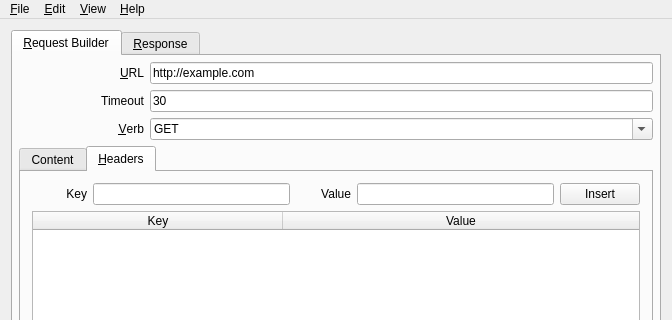
First picture: the form in MainWnd.ui, repository SneWs/Httper, before the edit; both pictures show x 0 to 672 and y 0 to 320 of the 672 by 620 pixel window.
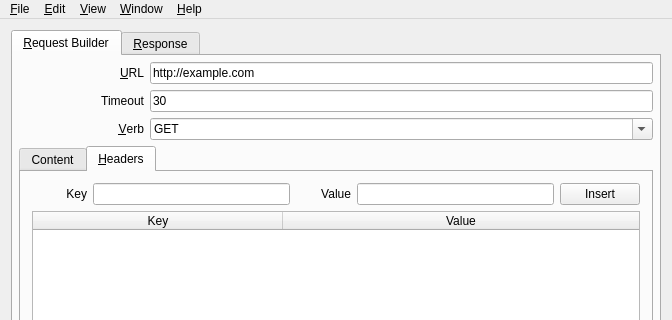
Second picture: the form after the edit. Icons and pictures are not drawn.

Diff of the .ui file:
```diff
--- a/MainWnd.ui
+++ b/MainWnd.ui
@@ -733,7 +733,7 @@
      <x>0</x>
      <y>0</y>
      <width>672</width>
-     <height>25</height>
+     <height>22</height>
     </rect>
    </property>
    <widget class="QMenu" name="miFile">
@@ -771,9 +771,16 @@
     </property>
     <addaction name="miHelpAbout"/>
    </widget>
+   <widget class="QMenu" name="miWindow">
+    <property name="title">
+     <string>&amp;Window</string>
+    </property>
+    <addaction name="miWindowCloseAllButThis"/>
+   </widget>
    <addaction name="miFile"/>
    <addaction name="miEdit"/>
    <addaction name="miView"/>
+   <addaction name="miWindow"/>
    <addaction name="miHelp"/>
   </widget>
   <widget class="QStatusBar" name="statusBar"/>
```
Left out of the diff: 27 changed lines with no effect on the pictures.
